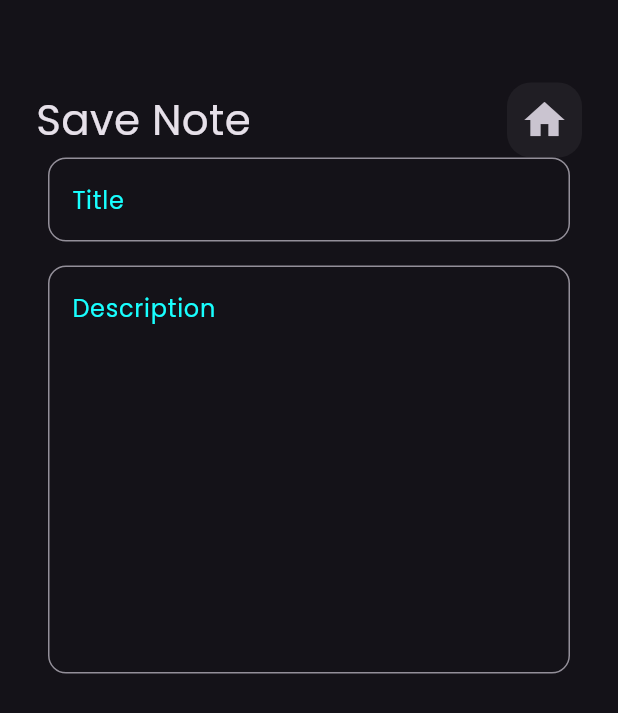
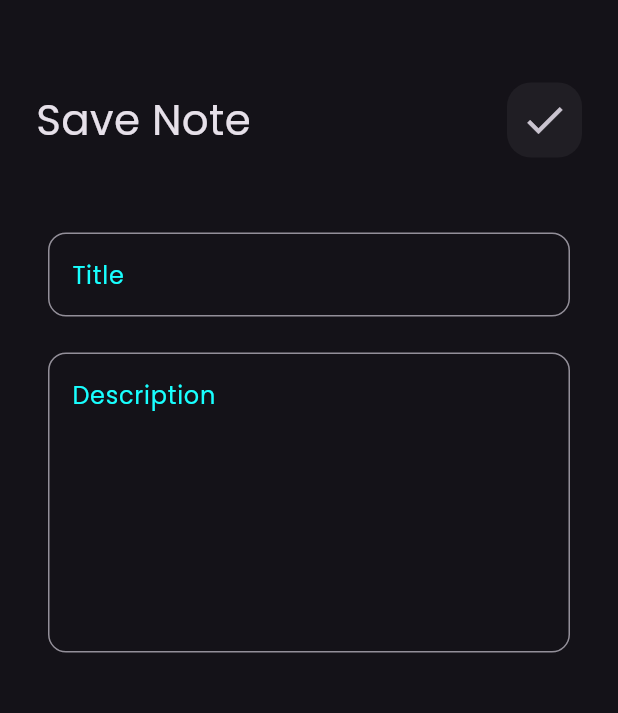
Before and after one commit to mahmoud-elgamal22/notes-App, a Flutter app: the EditNoteViewBody screen opened directly, on a phone screen of 412 x 824 dp. Shown: the top 713 px of the screen. Run offline on Flutter 3.47's test engine with Material 3 defaults, Android fonts, the phone set to English and light mode, and no system bars.

```diff
--- a/lib/views/notes_view.dart
+++ b/lib/views/notes_view.dart
@@ -30,6 +30,7 @@ class NotesView extends StatelessWidget {
           children: [
             SizedBox(height: 55),
             CustomAppBar(
+
               title: 'Notes',
               icon: Icons.search,
             ),
--- a/lib/views/widgets/add_note_bottom_sheet.dart
+++ b/lib/views/widgets/add_note_bottom_sheet.dart
@@ -12,15 +12,15 @@ class AddNoteBottomSheet extends StatelessWidget {
     return Container(
       padding: const EdgeInsets.all(16.0),
       height: 500,
-      color: const Color.fromARGB(255, 76, 97, 108),
+      color: const Color.fromARGB(255, 39, 37, 37),
       child: const SingleChildScrollView(
         child: Column(
           children: [
-            CustomTextField(
+            CustomTextFormField(
               hint: 'Title',
             ),
             SizedBox(height: 24),
-            CustomTextField(
+            CustomTextFormField(
               hint: 'Description',
               maxlines: 6,
             ),
--- a/lib/views/widgets/custom_app_bar.dart
+++ b/lib/views/widgets/custom_app_bar.dart
@@ -2,7 +2,11 @@ import 'package:flutter/material.dart';
 import 'package:notes_app/views/widgets/custom_icon.dart';
 
 class CustomAppBar extends StatelessWidget {
-  const CustomAppBar({super.key, required this.icon, required this.title});
+  const CustomAppBar(
+      {super.key,
+      required this.icon,
+      required this.title,
+      });
   final IconData icon;
   final String title;
   @override
--- a/lib/views/widgets/custom_text_field.dart
+++ b/lib/views/widgets/custom_text_field.dart
@@ -1,8 +1,8 @@
 import 'package:flutter/material.dart';
 import 'package:notes_app/constants.dart';
 
-class CustomTextField extends StatelessWidget {
-  const CustomTextField({
+class CustomTextFormField extends StatelessWidget {
+  const CustomTextFormField({
     super.key,
     required this.hint,
     this.maxlines = 1,
@@ -13,6 +13,7 @@ class CustomTextField extends StatelessWidget {
   Widget build(BuildContext context) {
     return Padding(
       padding: const EdgeInsets.symmetric(horizontal: 8),
+      child: Form(
         child: TextField(
           cursorColor: kPrimaryColor,
           decoration: InputDecoration(
@@ -27,6 +28,7 @@ class CustomTextField extends StatelessWidget {
           ),
           maxLines: maxlines,
         ),
+      ),
     );
   }
 }
--- a/lib/views/widgets/edit_note_view_body.dart
+++ b/lib/views/widgets/edit_note_view_body.dart
@@ -15,15 +15,16 @@ class EditNoteViewBody extends StatelessWidget {
             SizedBox(height: 55),
             CustomAppBar(
               title: 'Save Note',
-              icon: Icons.home,
+              icon: Icons.check,
             ),
-            CustomTextField(
+            SizedBox(height: 50),
+            CustomTextFormField(
               hint: 'Title',
             ),
-            SizedBox(height: 16),
-            CustomTextField(
+            SizedBox(height: 24),
+            CustomTextFormField(
               hint: 'Description',
-              maxlines: 10,
+              maxlines: 7,
             ),
           ],
         ),
```
Also changed, not shown: lib/models/note_model.dart (added, +13 -0 lines), pubspec.yaml (+7 -1 lines), pubspec.lock, 1 other file. Lines whose indentation alone changed are shown as unchanged.
